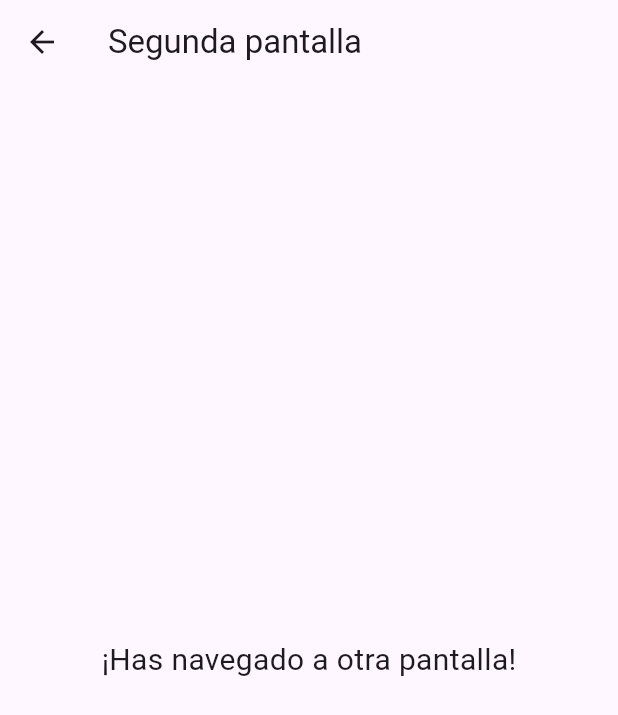
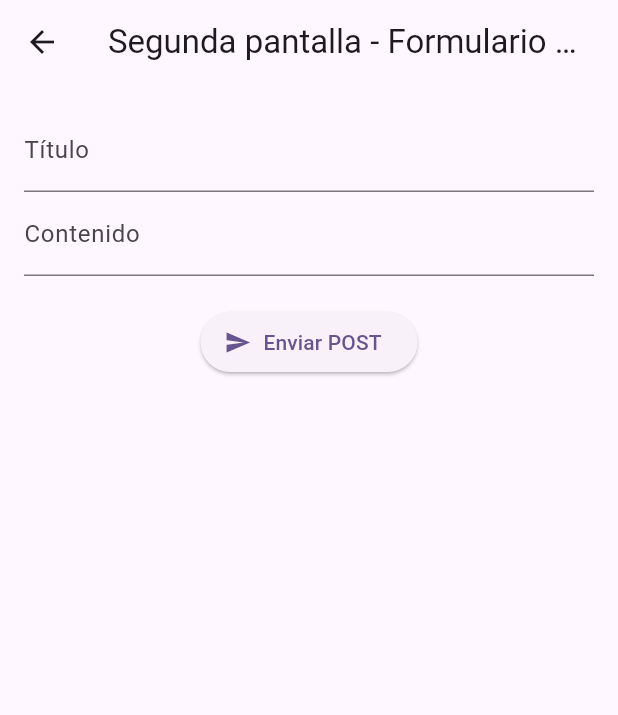
Before and after one commit to Z3firot/Mi_primera_aplicacion, a Flutter app: the SecondScreen screen opened directly, on a phone screen of 412 x 824 dp. Shown: the top 715 px of the screen. Run offline on Flutter 3.47's test engine with Material 3 defaults, Android fonts, the phone set to English and light mode, and no system bars.

Commit message:
implementacion de formulario POST en SecondScreen

```diff
--- /dev/null
+++ b/lib/assets/api_service.dart
@@ -0,0 +1,30 @@
+import 'dart:convert';
+import 'package:http/http.dart' as http;
+
+class ApiService {
+  final String baseUrl = "https://jsonplaceholder.typicode.com";
+
+  Future<Map<String, dynamic>> fetchPost(int id) async {
+    final response = await http.get(Uri.parse("$baseUrl/posts/$id"));
+
+    if (response.statusCode == 200) {
+      return json.decode(response.body);
+    } else {
+      throw Exception("Error al cargar el post");
+    }
+  }
+
+  Future<Map<String, dynamic>> createPost(String title, String body) async {
+    final response = await http.post(
+      Uri.parse("$baseUrl/posts"),
+      headers: {"Content-Type": "application/json"},
+      body: json.encode({"title": title, "body": body, "userId": 1}),
+    );
+
+    if (response.statusCode == 201) {
+      return json.decode(response.body);
+    } else {
+      throw Exception("Error al crear el post");
+    }
+  }
+}
--- a/lib/main.dart
+++ b/lib/main.dart
@@ -1,12 +1,11 @@
 import 'package:flutter/material.dart';
 import 'welcome_screen.dart';
-
+import 'second_screen.dart';
 
 void main() {
   runApp(const MyApp());
 }
 
-// 🌟 Aplicación principal
 class MyApp extends StatelessWidget {
   const MyApp({super.key});
 
@@ -23,7 +22,6 @@ class MyApp extends StatelessWidget {
   }
 }
 
-// 🏠 Pantalla principal
 class MyHomePage extends StatefulWidget {
   const MyHomePage({super.key, required this.title});
   final String title;
@@ -128,21 +126,3 @@ class _MyHomePageState extends State<MyHomePage> {
     );
   }
 }
-
-// 📄 Segunda pantalla
-class SecondScreen extends StatelessWidget {
-  const SecondScreen({super.key});
-
-  @override
-  Widget build(BuildContext context) {
-    return Scaffold(
-      appBar: AppBar(title: const Text('Segunda pantalla')),
-      body: const Center(
-        child: Text(
-          '¡Has navegado a otra pantalla!',
-          style: TextStyle(fontSize: 20),
-        ),
-      ),
-    );
-  }
-}
--- a/lib/second_screen.dart
+++ b/lib/second_screen.dart
@@ -1,16 +1,89 @@
 import 'package:flutter/material.dart';
+import 'package:flutter_application_1/assets/api_service.dart';
 
-class SecondScreen extends StatelessWidget {
+
+class SecondScreen extends StatefulWidget {
   const SecondScreen({super.key});
+
+  @override
+  State<SecondScreen> createState() => _SecondScreenState();
+}
+
+class _SecondScreenState extends State<SecondScreen> {
+  final _formKey = GlobalKey<FormState>();
+  final _titleController = TextEditingController();
+  final _bodyController = TextEditingController();
+  final ApiService apiService = ApiService();
+
+  bool isLoading = false;
+  String? responseMessage;
+
+  void _submitForm() async {
+    if (_formKey.currentState!.validate()) {
+      setState(() {
+        isLoading = true;
+        responseMessage = null;
+      });
+
+      try {
+        final result = await apiService.createPost(
+          _titleController.text,
+          _bodyController.text,
+        );
+        setState(() {
+          responseMessage = "✅ Post creado con ID: ${result['id']}";
+        });
+      } catch (e) {
+        setState(() {
+          responseMessage = "❌ Error: $e";
+        });
+      } finally {
+        setState(() {
+          isLoading = false;
+        });
+      }
+    }
+  }
 
   @override
   Widget build(BuildContext context) {
     return Scaffold(
-      appBar: AppBar(title: const Text('Segunda pantalla')),
-      body: const Center(
-        child: Text(
-          '¡Has navegado a otra pantalla!',
-          style: TextStyle(fontSize: 20),
+      appBar: AppBar(title: const Text("Segunda pantalla - Formulario POST")),
+      body: Padding(
+        padding: const EdgeInsets.all(16.0),
+        child: Form(
+          key: _formKey,
+          child: Column(
+            children: [
+              TextFormField(
+                controller: _titleController,
+                decoration: const InputDecoration(labelText: "Título"),
+                validator: (value) =>
+                    value == null || value.isEmpty ? "Ingresa un título" : null,
+              ),
+              TextFormField(
+                controller: _bodyController,
+                decoration: const InputDecoration(labelText: "Contenido"),
+                validator: (value) =>
+                    value == null || value.isEmpty ? "Ingresa contenido" : null,
+              ),
+              const SizedBox(height: 20),
+              ElevatedButton.icon(
+                onPressed: isLoading ? null : _submitForm,
+                icon: const Icon(Icons.send),
+                label: isLoading
+                    ? const Text("Enviando...")
+                    : const Text("Enviar POST"),
+              ),
+              const SizedBox(height: 20),
+              if (responseMessage != null)
+                Text(
+                  responseMessage!,
+                  style: const TextStyle(
+                      fontSize: 16, fontWeight: FontWeight.bold),
+                ),
+            ],
+          ),
         ),
       ),
     );
--- a/lib/welcome_screen.dart
+++ b/lib/welcome_screen.dart
@@ -1,5 +1,5 @@
 import 'package:flutter/material.dart';
-import 'main.dart'; // Esto te permite acceder a MyHomePage
+import 'main.dart';
 
 class WelcomeScreen extends StatelessWidget {
   const WelcomeScreen({super.key});
--- a/pubspec.yaml
+++ b/pubspec.yaml
@@ -11,6 +11,7 @@ dependencies:
   flutter:
     sdk: flutter
   cupertino_icons: ^1.0.8
+  http: ^1.2.0
 
 dev_dependencies:
   flutter_test:
@@ -20,5 +21,5 @@ dev_dependencies:
 flutter:
   uses-material-design: true
 
-  assets:
-  - assets/flutter_01/
+assets:
+  assets/flutter_01/
```
Also changed, not shown: pubspec.lock.
